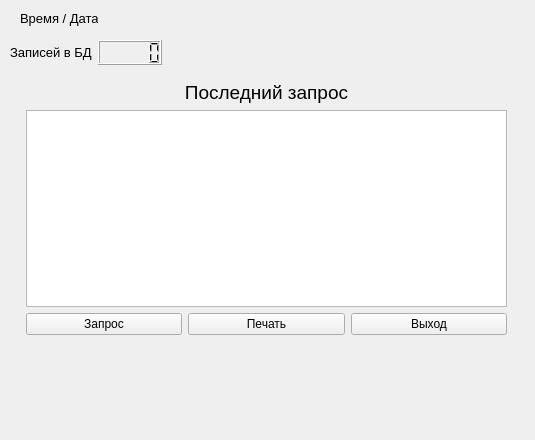
Above: PB/pb_gui.ui from centurionservise/python_test before the change. Below: the same form after it.
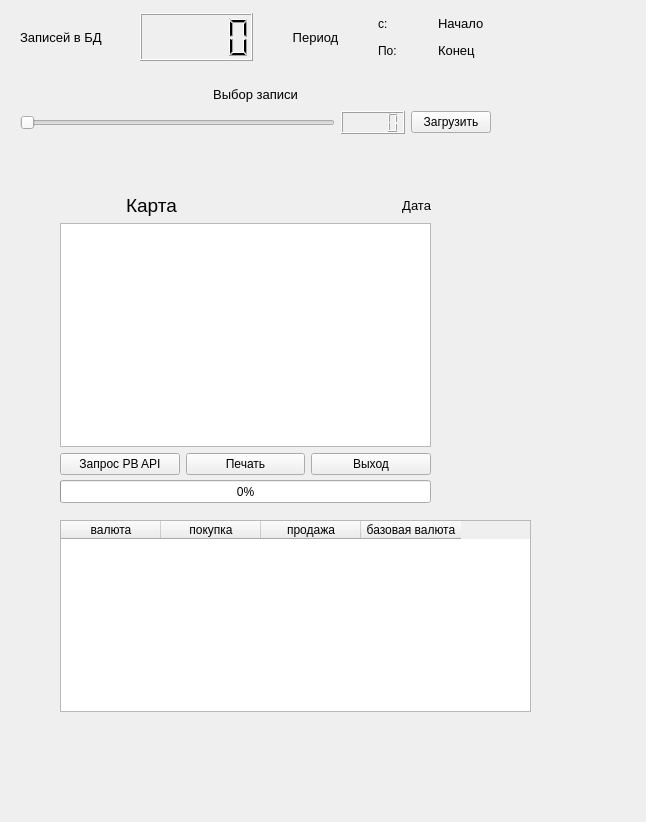
That is the form after the change.

What changed in the file:
```diff
--- a/PB/pb_gui.ui
+++ b/PB/pb_gui.ui
@@ -6,86 +6,108 @@
    <rect>
     <x>0</x>
     <y>0</y>
-    <width>535</width>
-    <height>440</height>
+    <width>646</width>
+    <height>822</height>
    </rect>
   </property>
   <property name="windowTitle">
    <string>Form</string>
   </property>
-  <widget class="QLabel" name="label_date">
+  <widget class="QProgressBar" name="progressBar">
+   <property name="enabled">
+    <bool>true</bool>
+   </property>
    <property name="geometry">
     <rect>
-     <x>20</x>
-     <y>10</y>
-     <width>78</width>
-     <height>16</height>
+     <x>60</x>
+     <y>480</y>
+     <width>371</width>
+     <height>23</height>
     </rect>
    </property>
-   <property name="font">
-    <font>
-     <pointsize>10</pointsize>
-    </font>
+   <property name="value">
+    <number>0</number>
    </property>
-   <property name="text">
-    <string>Время / Дата</string>
-   </property>
   </widget>
-  <widget class="QWidget" name="">
+  <widget class="QTableWidget" name="tableWidget">
    <property name="geometry">
     <rect>
-     <x>10</x>
-     <y>40</y>
-     <width>152</width>
-     <height>25</height>
+     <x>60</x>
+     <y>520</y>
+     <width>471</width>
+     <height>192</height>
     </rect>
    </property>
-   <layout class="QHBoxLayout" name="horizontalLayout">
-    <item>
-     <widget class="QLabel" name="label_2">
-      <property name="font">
-       <font>
-        <pointsize>10</pointsize>
-       </font>
-      </property>
-      <property name="text">
-       <string>Записей в БД</string>
-      </property>
-     </widget>
-    </item>
-    <item>
-     <widget class="QLCDNumber" name="lcdNumber">
-      <property name="intValue" stdset="0">
-       <number>0</number>
-      </property>
-     </widget>
-    </item>
-   </layout>
+   <property name="sortingEnabled">
+    <bool>false</bool>
+   </property>
+   <property name="rowCount">
+    <number>0</number>
+   </property>
+   <column>
+    <property name="text">
+     <string>валюта</string>
+    </property>
+   </column>
+   <column>
+    <property name="text">
+     <string>покупка</string>
+    </property>
+   </column>
+   <column>
+    <property name="text">
+     <string>продажа</string>
+    </property>
+   </column>
+   <column>
+    <property name="text">
+     <string>базовая валюта</string>
+    </property>
+   </column>
   </widget>
   <widget class="QWidget" name="">
    <property name="geometry">
     <rect>
-     <x>26</x>
-     <y>81</y>
-     <width>481</width>
-     <height>254</height>
+     <x>60</x>
+     <y>194</y>
+     <width>371</width>
+     <height>281</height>
     </rect>
    </property>
-   <layout class="QVBoxLayout" name="verticalLayout">
+   <layout class="QVBoxLayout" name="verticalLayout_result_box">
     <item>
-     <widget class="QLabel" name="label">
-      <property name="font">
-       <font>
-        <pointsize>14</pointsize>
-       </font>
-      </property>
-      <property name="text">
-       <string>Последний запрос</string>
-      </property>
-      <property name="alignment">
-       <set>Qt::AlignCenter</set>
-      </property>
-     </widget>
+     <layout class="QHBoxLayout" name="horizontalLayout_result_data">
+      <item>
+       <widget class="QLabel" name="label">
+        <property name="font">
+         <font>
+          <pointsize>14</pointsize>
+         </font>
+        </property>
+        <property name="text">
+         <string>Карта</string>
+        </property>
+        <property name="alignment">
+         <set>Qt::AlignCenter</set>
+        </property>
+       </widget>
+      </item>
+      <item>
+       <widget class="QLabel" name="label_date">
+        <property name="font">
+         <font>
+          <pointsize>10</pointsize>
+         </font>
+        </property>
+        <property name="text">
+         <string>Дата</string>
+        </property>
+        <property name="alignment">
+         <set>Qt::AlignRight|Qt::AlignTrailing|Qt::AlignVCenter</set>
+        </property>
+       </widget>
+      </item>
+     </layout>
     </item>
     <item>
      <widget class="QTextEdit" name="textEdit">
@@ -110,11 +132,11 @@
      </widget>
     </item>
     <item>
-     <layout class="QHBoxLayout" name="horizontalLayout_2">
+     <layout class="QHBoxLayout" name="horizontalLayout_btns">
       <item>
        <widget class="QPushButton" name="btn_request">
         <property name="text">
-         <string>Запрос</string>
+         <string>Запрос PB API</string>
         </property>
        </widget>
       </item>
@@ -136,14 +158,194 @@
     </item>
    </layout>
   </widget>
-  <zorder>textEdit</zorder>
-  <zorder>label</zorder>
-  <zorder>btn_request</zorder>
-  <zorder>btn_print</zorder>
-  <zorder>btn_exit</zorder>
-  <zorder>label_2</zorder>
-  <zorder>lcdNumber</zorder>
-  <zorder>label_2</zorder>
+  <widget class="QWidget" name="">
+   <property name="geometry">
+    <rect>
+     <x>20</x>
+     <y>13</y>
+     <width>471</width>
+     <height>48</height>
+    </rect>
+   </property>
+   <layout class="QHBoxLayout" name="horizontalLayout_5">
+    <item>
+     <layout class="QHBoxLayout" name="horizontalLayout_4">
+      <item>
+       <widget class="QLabel" name="label_2">
+        <property name="font">
+         <font>
+          <pointsize>10</pointsize>
+         </font>
+        </property>
+        <property name="text">
+         <string>Записей в БД</string>
+        </property>
+       </widget>
+      </item>
+      <item>
+       <widget class="QLCDNumber" name="lcdNumber">
+        <property name="intValue" stdset="0">
+         <number>0</number>
+        </property>
+       </widget>
+      </item>
+     </layout>
+    </item>
+    <item>
+     <layout class="QHBoxLayout" name="horizontalLayout_3">
+      <item>
+       <widget class="QLabel" name="label_3">
+        <property name="font">
+         <font>
+          <pointsize>10</pointsize>
+          <weight>50</weight>
+          <bold>false</bold>
+         </font>
+        </property>
+        <property name="text">
+         <string>Период</string>
+        </property>
+        <property name="alignment">
+         <set>Qt::AlignCenter</set>
+        </property>
+       </widget>
+      </item>
+      <item>
+       <layout class="QVBoxLayout" name="verticalLayout">
+        <item>
+         <layout class="QHBoxLayout" name="horizontalLayout">
+          <item>
+           <widget class="QLabel" name="label_4">
+            <property name="text">
+             <string>с: </string>
+            </property>
+           </widget>
+          </item>
+          <item>
+           <widget class="QLabel" name="label_period_start">
+            <property name="font">
+             <font>
+              <pointsize>10</pointsize>
+             </font>
+            </property>
+            <property name="text">
+             <string>Начало</string>
+            </property>
+           </widget>
+          </item>
+         </layout>
+        </item>
+        <item>
+         <layout class="QHBoxLayout" name="horizontalLayout_2">
+          <item>
+           <widget class="QLabel" name="label_5">
+            <property name="text">
+             <string>По: </string>
+            </property>
+           </widget>
+          </item>
+          <item>
+           <widget class="QLabel" name="label_period_end">
+            <property name="font">
+             <font>
+              <pointsize>10</pointsize>
+             </font>
+            </property>
+            <property name="text">
+             <string>Конец</string>
+            </property>
+           </widget>
+          </item>
+         </layout>
+        </item>
+       </layout>
+      </item>
+     </layout>
+    </item>
+   </layout>
+  </widget>
+  <widget class="QWidget" name="">
+   <property name="geometry">
+    <rect>
+     <x>20</x>
+     <y>83</y>
+     <width>471</width>
+     <height>51</height>
+    </rect>
+   </property>
+   <layout class="QVBoxLayout" name="verticalLayout_2">
+    <item>
+     <widget class="QLabel" name="label_6">
+      <property name="font">
+       <font>
+        <pointsize>10</pointsize>
+       </font>
+      </property>
+      <property name="text">
+       <string>Выбор записи</string>
+      </property>
+      <property name="alignment">
+       <set>Qt::AlignCenter</set>
+      </property>
+     </widget>
+    </item>
+    <item>
+     <layout class="QHBoxLayout" name="horizontalLayout_7">
+      <item>
+       <layout class="QHBoxLayout" name="horizontalLayout_6">
+        <item>
+         <widget class="QSlider" name="horizontalSlider_sel_record">
+          <property name="autoFillBackground">
+           <bool>false</bool>
+          </property>
+          <property name="minimum">
+           <number>1</number>
+          </property>
+          <property name="maximum">
+           <number>15</number>
+          </property>
+          <property name="value">
+           <number>1</number>
+          </property>
+          <property name="sliderPosition">
+           <number>1</number>
+          </property>
+          <property name="orientation">
+           <enum>Qt::Horizontal</enum>
+          </property>
+          <property name="invertedAppearance">
+           <bool>false</bool>
+          </property>
+         </widget>
+        </item>
+        <item>
+         <widget class="QLCDNumber" name="lcdNumber_sel_record">
+          <property name="font">
+           <font>
+            <weight>50</weight>
+            <bold>false</bold>
+           </font>
+          </property>
+         </widget>
+        </item>
+       </layout>
+      </item>
+      <item>
+       <widget class="QPushButton" name="btn_load">
+        <property name="text">
+         <string>Загрузить</string>
+        </property>
+       </widget>
+      </item>
+     </layout>
+    </item>
+   </layout>
+  </widget>
+  <zorder>layoutWidget</zorder>
+  <zorder>layoutWidget</zorder>
+  <zorder>label_period_start</zorder>
+  <zorder>label_period_end</zorder>
+  <zorder>label_3</zorder>
   <zorder>label_4</zorder>
   <zorder>label_4</zorder>
   <zorder>label_date</zorder>
```
Left out of the diff: 8 changed lines with no effect on the pictures.
